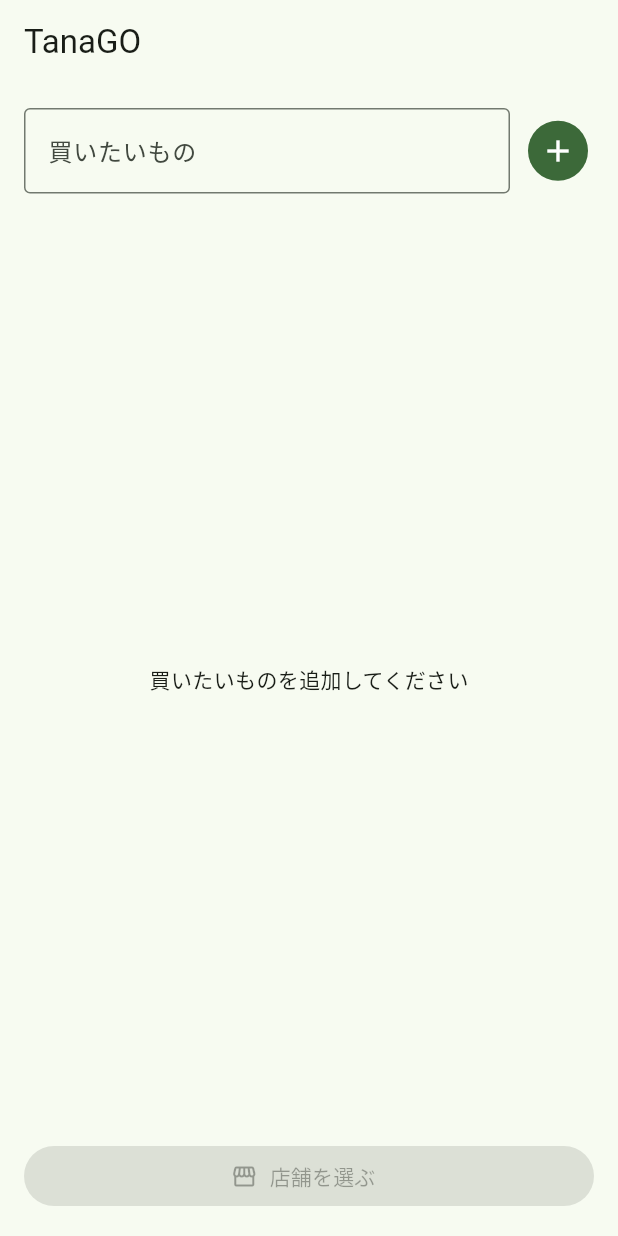
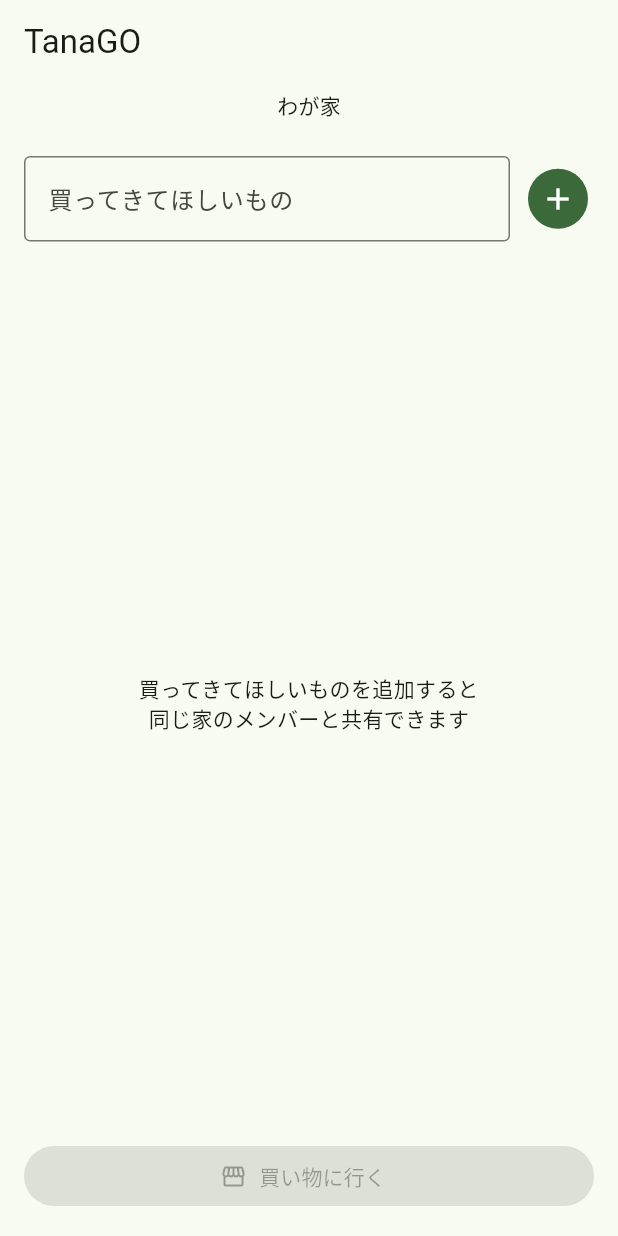
Before and after one commit to fefeyo/TanaGO, a Flutter app: the screen it shows after launch, on a phone screen of 412 x 824 dp. Run offline on Flutter 3.47's test engine with Material 3 defaults, Android fonts, the phone set to English and light mode, and no system bars; our stand-ins replace flutter_riverpod, go_router.

Commit message:
feat: make shopping data household-aware

```diff
--- a/lib/src/features/shopping_list/presentation/shopping_list_page.dart
+++ b/lib/src/features/shopping_list/presentation/shopping_list_page.dart
@@ -2,6 +2,7 @@ import 'package:flutter/material.dart';
 import 'package:flutter_riverpod/flutter_riverpod.dart';
 import 'package:go_router/go_router.dart';
 
+import '../../household/presentation/household_controller.dart';
 import 'shopping_list_controller.dart';
 
 class ShoppingListPage extends ConsumerStatefulWidget {
@@ -22,10 +23,23 @@ class _ShoppingListPageState extends ConsumerState<ShoppingListPage> {
 
   @override
   Widget build(BuildContext context) {
+    final household = ref.watch(householdProvider);
     final items = ref.watch(shoppingListProvider);
 
     return Scaffold(
-      appBar: AppBar(title: const Text('TanaGO')),
+      appBar: AppBar(
+        title: const Text('TanaGO'),
+        bottom: PreferredSize(
+          preferredSize: const Size.fromHeight(32),
+          child: Padding(
+            padding: const EdgeInsets.only(bottom: 8),
+            child: Text(
+              household.name,
+              style: Theme.of(context).textTheme.labelLarge,
+            ),
+          ),
+        ),
+      ),
       body: SafeArea(
         child: Padding(
           padding: const EdgeInsets.all(16),
@@ -37,7 +51,7 @@ class _ShoppingListPageState extends ConsumerState<ShoppingListPage> {
                     child: TextField(
                       controller: _controller,
                       decoration: const InputDecoration(
-                        labelText: '買いたいもの',
+                        labelText: '買ってきてほしいもの',
                         hintText: '例: 牛乳',
                         border: OutlineInputBorder(),
                       ),
@@ -55,7 +69,10 @@ class _ShoppingListPageState extends ConsumerState<ShoppingListPage> {
               Expanded(
                 child: items.isEmpty
                     ? const Center(
-                        child: Text('買いたいものを追加してください'),
+                        child: Text(
+                          '買ってきてほしいものを追加すると\n同じ家のメンバーと共有できます',
+                          textAlign: TextAlign.center,
+                        ),
                       )
                     : ListView.builder(
                         itemCount: items.length,
@@ -69,6 +86,11 @@ class _ShoppingListPageState extends ConsumerState<ShoppingListPage> {
                             child: CheckboxListTile(
                               value: item.isPurchased,
                               title: Text(item.name),
+                              subtitle: Text(
+                                item.isPurchased
+                                    ? '購入済み'
+                                    : 'あなたが追加',
+                              ),
                               onChanged: (_) => ref
                                   .read(shoppingListProvider.notifier)
                                   .togglePurchased(item.id),
@@ -84,7 +106,7 @@ class _ShoppingListPageState extends ConsumerState<ShoppingListPage> {
                       ? null
                       : () => context.push('/stores'),
                   icon: const Icon(Icons.storefront),
-                  label: const Text('店舗を選ぶ'),
+                  label: const Text('買い物に行く'),
                 ),
               ),
             ],
```
